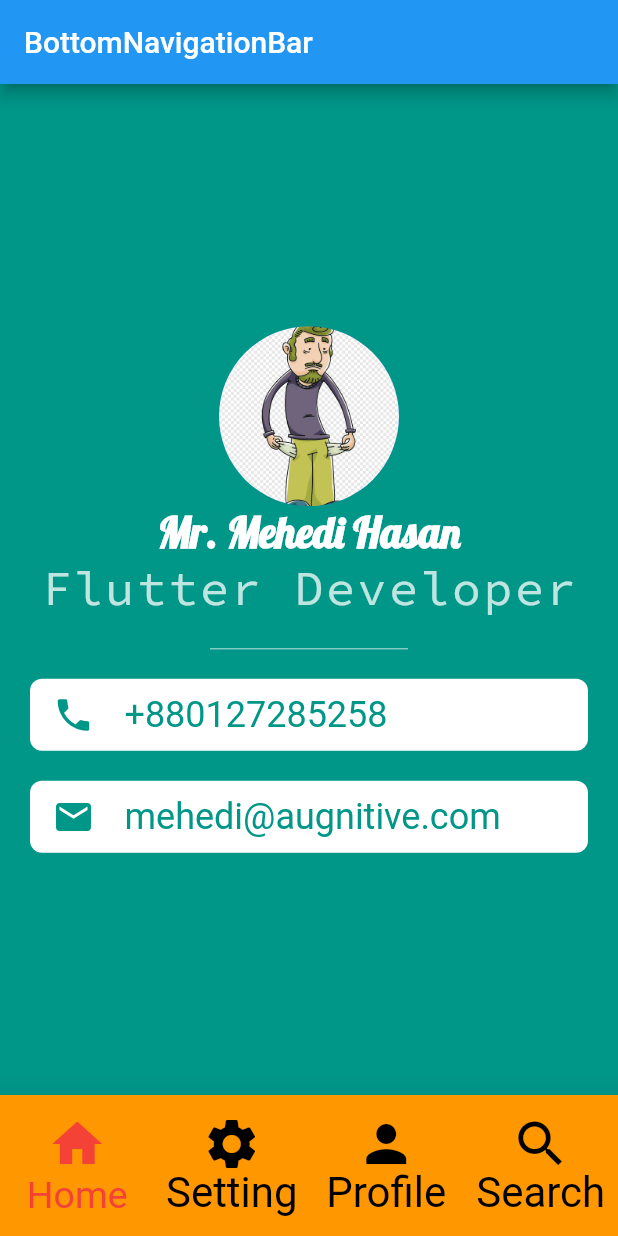
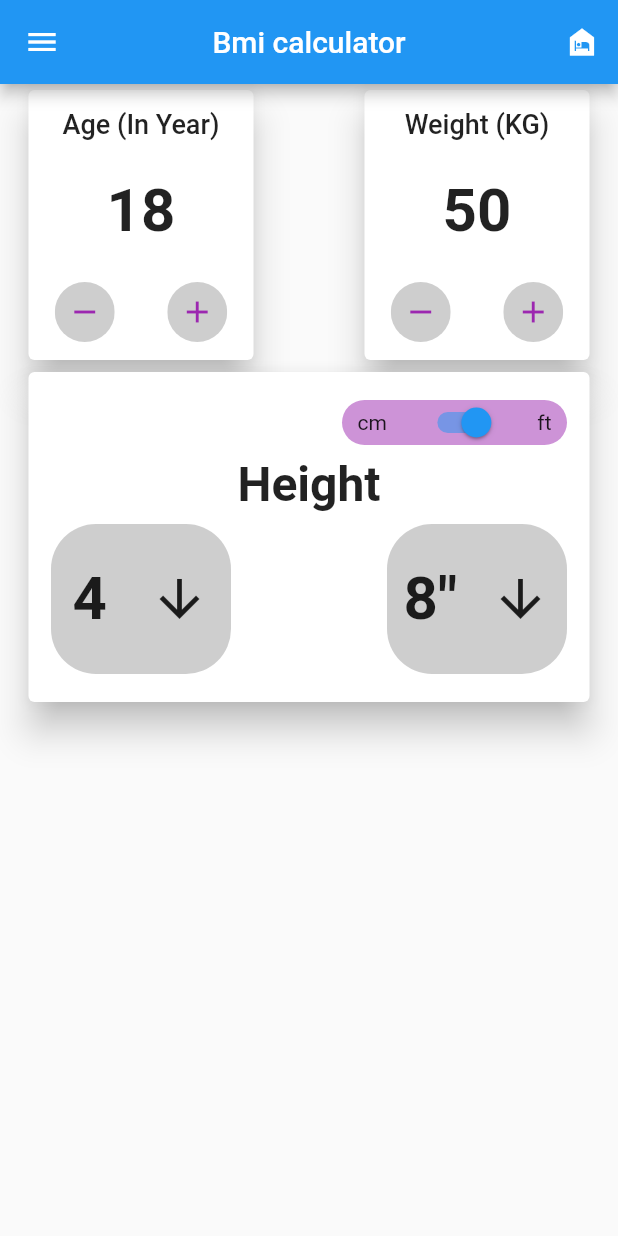
Before and after one commit to jpmehedi/ict-flutter-batch-7, a Flutter app: the screen it shows after launch, on a phone screen of 412 x 824 dp. Run offline on Flutter 3.47's test engine with Material 2 defaults, Android fonts, the phone set to English and light mode, and no system bars.

Commit message:
Layout building

```diff
--- /dev/null
+++ b/lib/bmi/bmi_screen.dart
@@ -0,0 +1,253 @@
+import 'package:flutter/material.dart';
+
+class BmiScreen extends StatelessWidget {
+  const BmiScreen({ Key? key }) : super(key: key);
+
+  @override
+  Widget build(BuildContext context) {
+    return Scaffold(
+      appBar: AppBar(
+        title: Text("Bmi calculator"),
+        centerTitle: true,
+        actions: [
+          IconButton(
+            onPressed: (){},
+            icon: Icon( Icons.night_shelter),
+          )
+        ],
+      ),
+      drawer: Drawer(),
+
+      body: Padding(
+        padding: const EdgeInsets.symmetric(horizontal: 15),
+        child: Column(
+          children: [
+            Container(
+              child: Row(
+                mainAxisAlignment: MainAxisAlignment.spaceBetween,
+                children: [
+                  Card(
+                    elevation: 10,
+                    child: Container(
+                      width: 150,
+                      height: 180,
+                      child: Column(
+                        mainAxisAlignment: MainAxisAlignment.spaceAround,
+                        children: [
+                          Text(
+                            "Age (In Year)",
+                            style: TextStyle(
+                              fontSize: 18,
+                              fontWeight: FontWeight.w500,
+                            ),
+                          ),
+                          Text(
+                            "18",
+                            style: TextStyle(
+                              fontSize: 40,
+                              fontWeight: FontWeight.w700,
+                            ),
+                          ),
+                          Row(
+                            mainAxisAlignment: MainAxisAlignment.spaceAround,
+                            children: [
+                              ClipOval(
+                                child: Material(
+                                  color: Colors.grey.withOpacity(0.50), // Button color
+                                  child: InkWell(
+                                    splashColor: Colors.red, // Splash color
+                                    onTap: () {},
+                                    child: Container(
+                                      width: 40, height: 40,
+                                      child: Icon(Icons.remove, color: Colors.purple,)
+                                    ),
+                                  ),
+                                ),
+                              ),
+                              ClipOval(
+                                child: Material(
+                                  color: Colors.grey.withOpacity(0.50), // Button color
+                                  child: InkWell(
+                                    splashColor: Colors.red, // Splash color
+                                    onTap: () {},
+                                    child: Container(
+                                      width: 40, height: 40,
+                                      child: Icon(Icons.add, color: Colors.purple,)
+                                    ),
+                                  ),
+                                ),
+                              )
+                            ],
+                          )
+                        ],
+                      ),
+                    ),
+                  ),
+                  Card(
+                    elevation: 10,
+                    child: Container(
+                      width: 150,
+                      height: 180,
+                      child: Column(
+                        mainAxisAlignment: MainAxisAlignment.spaceAround,
+                        children: [
+                          Text(
+                            "Weight (KG)",
+                            style: TextStyle(
+                              fontSize: 18,
+                              fontWeight: FontWeight.w500,
+                            ),
+                          ),
+                          Text(
+                            "50",
+                            style: TextStyle(
+                              fontSize: 40,
+                              fontWeight: FontWeight.w700,
+                            ),
+                          ),
+                          Row(
+                            mainAxisAlignment: MainAxisAlignment.spaceAround,
+                            children: [
+                              ClipOval(
+                                child: Material(
+                                  color: Colors.grey.withOpacity(0.50), // Button color
+                                  child: InkWell(
+                                    splashColor: Colors.red, // Splash color
+                                    onTap: () {},
+                                    child: Container(
+                                      width: 40, height: 40,
+                                      child: Icon(Icons.remove, color: Colors.purple,)
+                                    ),
+                                  ),
+                                ),
+                              ),
+                              ClipOval(
+                                child: Material(
+                                  color: Colors.grey.withOpacity(0.50), // Button color
+                                  child: InkWell(
+                                    splashColor: Colors.red, // Splash color
+                                    onTap: () {},
+                                    child: Container(
+                                      width: 40, height: 40,
+                                      child: Icon(Icons.add, color: Colors.purple,)
+                                    ),
+                                  ),
+                                ),
+                              )
+                            ],
+                          )
+                        ],
+                      ),
+                    ),
+                  )
+                ],
+              ),
+            ),
+
+            Card(
+              elevation: 10,
+              child: Container(
+                height: 220,
+                padding: EdgeInsets.all(15),
+                child: Column(
+                  mainAxisAlignment: MainAxisAlignment.spaceAround,
+                  children: [
+                    Row(
+                      mainAxisAlignment: MainAxisAlignment.end,
+                      children: [
+                        Container(
+                          height: 30,
+                          width: 150,
+                          alignment: Alignment.centerRight,
+                          decoration: BoxDecoration(
+                            color: Colors.purple.withOpacity(0.50),
+                            borderRadius: BorderRadius.circular(15)
+                          ),
+                          child: Row(
+                            mainAxisAlignment: MainAxisAlignment.spaceAround,
+                            children: [
+                              Text("cm"),
+                              Switch(
+                                value: true,
+                                onChanged: (bool x){}
+                              ),
+                              Text("ft")
+                            ],
+                          ),
+                        ),
+                      ],
+                    ),
+
+                    Text(
+                      "Height",
+                      style: TextStyle(
+                        fontSize: 32,
+                        fontWeight: FontWeight.bold
+                      ),
+                    ),
+
+                    Row(
+                      mainAxisAlignment: MainAxisAlignment.spaceBetween,
+                      children: [
+                        Container(
+                          width: 120,
+                          height: 100,
+                          decoration: BoxDecoration(
+                            borderRadius: BorderRadius.circular(30),
+                            color: Colors.grey.withOpacity(0.50)
+                          ),
+                          child: Row(
+                            mainAxisAlignment: MainAxisAlignment.spaceAround,
+                            children: [
+                              Text(
+                                "4",
+                                style: TextStyle(
+                                  fontSize: 40,
+                                  fontWeight: FontWeight.w700
+                                ),
+                              ),
+                              Icon(
+                                Icons.arrow_downward,
+                                size: 40
+                              )
+                            ],
+                          ),
+                        ),
+                        Container(
+                          width: 120,
+                          height: 100,
+                          decoration: BoxDecoration(
+                            borderRadius: BorderRadius.circular(30),
+                            color: Colors.grey.withOpacity(0.50)
+                          ),
+                          child: Row(
+                           mainAxisAlignment: MainAxisAlignment.spaceAround,
+                            children: [
+                              Text(
+                                '8"',
+                                style: TextStyle(
+                                  fontSize: 40,
+                                  fontWeight: FontWeight.w700
+                                ),
+                              ),
+                              Icon(
+                                Icons.arrow_downward,
+                                size: 40
+                              )
+                            ],
+                          ),
+                        ),
+                      ],
+                    )
+
+                  ],
+                ),
+              ),
+            )
+          ],
+        ),
+      ),
+
+    );
+  }
+}
--- a/lib/main.dart
+++ b/lib/main.dart
@@ -1,5 +1,5 @@
 
-import 'package:demo_project/home_screen.dart';
+import 'package:demo_project/bmi/bmi_screen.dart';
 import 'package:flutter/material.dart';
 
 
@@ -8,7 +8,7 @@ void main () {
     MaterialApp(
       title: "Demo App",
       debugShowCheckedModeBanner: false,
-      home: HomeScreen(),
+      home: BmiScreen(),
     ),
   );
 }
```
